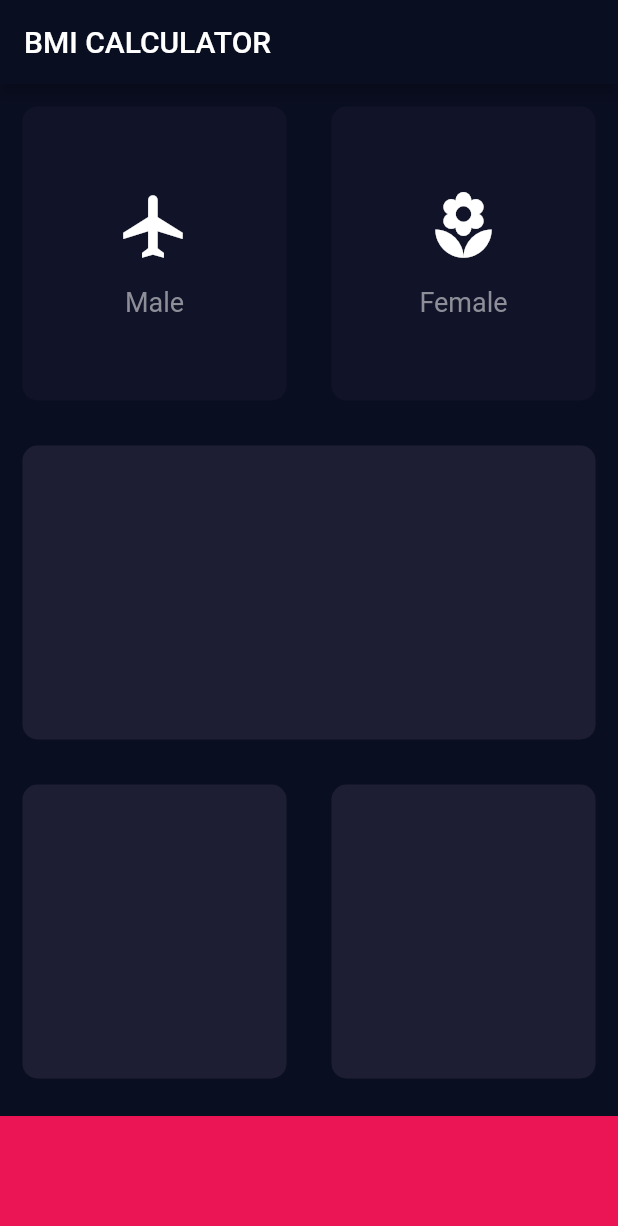
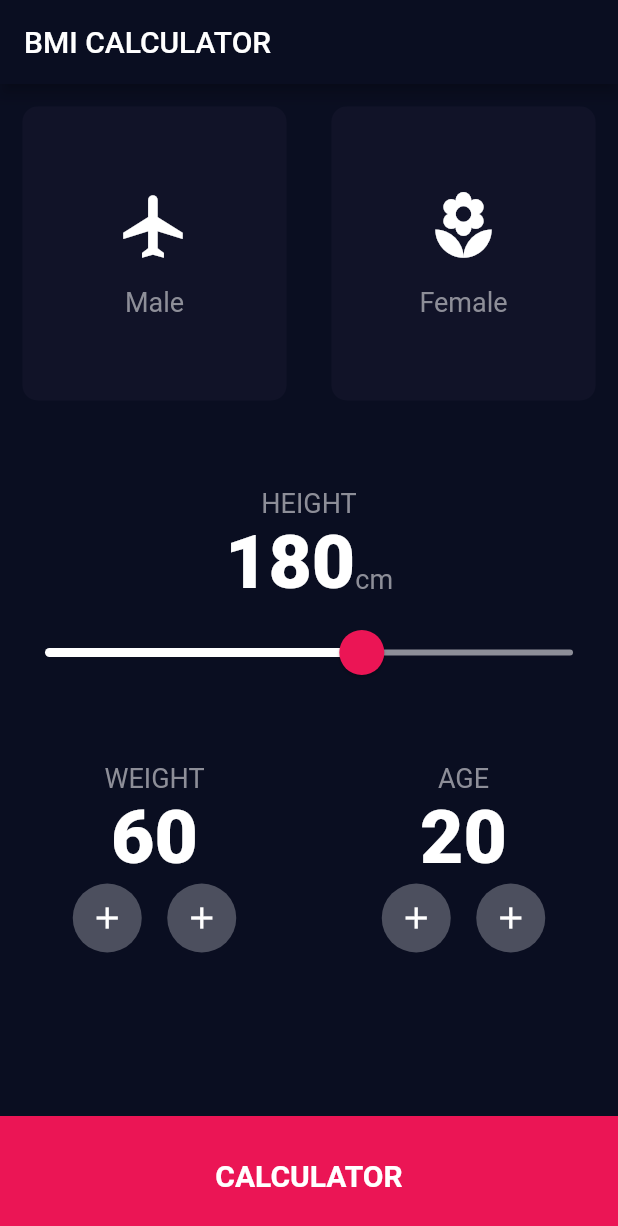
Before and after one commit to shiwam77/bmicalculator, a Flutter app: the screen it shows after launch, on a phone screen of 412 x 824 dp. Shown: the top 1226 px of the screen. Run offline on Flutter 3.47's test engine with Material 2 defaults, Android fonts, the phone set to English and light mode, and no system bars.

Commit message:
Input screen's function is done

```diff
--- a/lib/input_page.dart
+++ b/lib/input_page.dart
@@ -1,8 +1,12 @@
+import 'package:bmicalculator/results_page.dart';
 import 'package:flutter/cupertino.dart';
 import 'package:flutter/material.dart';
 
 const activecardcolour = Color(0xFF1D1E33);
 const inactivecardcolour = Color(0xFF111328);
+int height = 180;
+int weight = 60;
+int age = 20;
 enum Gender { Male, Female }
 
 class InputPage extends StatefulWidget {
@@ -19,6 +23,7 @@ class _InputPageState extends State<InputPage> {
           title: Text('BMI CALCULATOR'),
         ),
         body: Column(
+          crossAxisAlignment: CrossAxisAlignment.stretch,
           children: [
             Expanded(
               child: Row(
@@ -65,28 +70,166 @@ class _InputPageState extends State<InputPage> {
               ),
             ),
             Expanded(
-              child:
-                  GestureDetector(child: Resuablecard(color: activecardcolour)),
+              child: Column(
+                mainAxisAlignment: MainAxisAlignment.center,
+                children: [
+                  Text('HEIGHT',
+                      style: TextStyle(
+                        fontSize: 18,
+                        color: Color(0xFF8D8E98),
+                      )),
+                  Row(
+                    mainAxisAlignment: MainAxisAlignment.center,
+                    crossAxisAlignment: CrossAxisAlignment.baseline,
+                    textBaseline: TextBaseline.alphabetic,
+                    children: [
+                      Text('$height',
+                          style: TextStyle(
+                            fontSize: 50,
+                            fontWeight: FontWeight.w900,
+                          )),
+                      Text(
+                        'cm',
+                        style: TextStyle(
+                          fontSize: 18,
+                          color: Color(0xFF8D8E98),
+                        ),
+                      )
+                    ],
+                  ),
+                  SliderTheme(
+                    data: SliderTheme.of(context).copyWith(
+                      thumbColor: Color(0xFFEB1555),
+                      activeTrackColor: Colors.white,
+                      overlayColor: Color(0x29EB1555),
+                      thumbShape:
+                          RoundSliderThumbShape(enabledThumbRadius: 15.0),
+                      overlayShape:
+                          RoundSliderOverlayShape(overlayRadius: 30.0),
+                    ),
+                    child: Slider(
+                      value: height.toDouble(),
+                      min: 120,
+                      max: 220,
+                      inactiveColor: Color(0xFF8D8E98),
+                      onChanged: (double newValue) {
+                        setState(() {
+                          height = newValue.round();
+                        });
+                      },
+                    ),
+                  )
+                ],
+              ),
             ),
             Expanded(
               child: Row(
                 children: [
                   Expanded(
-                    child: GestureDetector(
-                        child: Resuablecard(color: activecardcolour)),
-                  ),
+                      child: Column(
+                    crossAxisAlignment: CrossAxisAlignment.center,
+                    children: [
+                      Text('WEIGHT',
+                          style: TextStyle(
+                            fontSize: 18,
+                            color: Color(0xFF8D8E98),
+                          )),
+                      Text('$weight',
+                          style: TextStyle(
+                            fontSize: 50,
+                            fontWeight: FontWeight.w900,
+                          )),
+                      Row(
+                        mainAxisAlignment: MainAxisAlignment.center,
+                        children: [
+                          RoundedIconButton(
+                            icon: Icons.add,
+                            onPressed: () {
+                              setState(() {
+                                weight++;
+                              });
+                            },
+                          ),
+                          SizedBox(
+                            width: 15.0,
+                          ),
+                          RoundedIconButton(
+                            icon: Icons.add,
+                            onPressed: () {
+                              setState(() {
+                                weight--;
+                              });
+                            },
+                          ),
+                        ],
+                      ),
+                    ],
+                  )),
                   Expanded(
-                    child: GestureDetector(
-                        child: Resuablecard(color: activecardcolour)),
-                  )
+                      child: Column(
+                    crossAxisAlignment: CrossAxisAlignment.center,
+                    children: [
+                      Text('AGE',
+                          style: TextStyle(
+                            fontSize: 18,
+                            color: Color(0xFF8D8E98),
+                          )),
+                      Text(
+                        '$age',
+                        style: TextStyle(
+                          fontSize: 50,
+                          fontWeight: FontWeight.w900,
+                        ),
+                      ),
+                      Row(
+                        mainAxisAlignment: MainAxisAlignment.center,
+                        children: [
+                          RoundedIconButton(
+                            icon: Icons.add,
+                            onPressed: () {
+                              setState(() {
+                                weight++;
+                              });
+                            },
+                          ),
+                          SizedBox(
+                            width: 15.0,
+                          ),
+                          RoundedIconButton(
+                            icon: Icons.add,
+                            onPressed: () {
+                              setState(() {
+                                weight--;
+                              });
+                            },
+                          ),
+                        ],
+                      ),
+                    ],
+                  ))
                 ],
               ),
             ),
-            Container(
-              color: Color(0xFFEB1555),
-              margin: EdgeInsets.only(top: 10.0),
-              width: double.infinity,
-              height: 80,
+            GestureDetector(
+              onTap: () {
+                Navigator.push(
+                    context,
+                    MaterialPageRoute(
+                        builder: (context) =>
+                            result_page(height, weight, age, selectedGender)));
+              },
+              child: Container(
+                child: Center(
+                  child: Text(
+                    'CALCULATOR',
+                    style: TextStyle(fontSize: 20, fontWeight: FontWeight.w700),
+                  ),
+                ),
+                color: Color(0xFFEB1555),
+                margin: EdgeInsets.only(top: 10.0),
+                width: double.infinity,
+                height: 80,
+              ),
             )
           ],
         ));
@@ -138,3 +281,26 @@ class Resuablecard extends StatelessWidget {
     );
   }
 }
+
+class RoundedIconButton extends StatelessWidget {
+  final IconData icon;
+  int number;
+  Function onPressed;
+  RoundedIconButton({this.icon, this.number, this.onPressed});
+  @override
+  Widget build(BuildContext context) {
+    return RawMaterialButton(
+      fillColor: Color(0xFF4C4F5E),
+      constraints: BoxConstraints.tightFor(
+        width: 46.0,
+        height: 46.0,
+      ),
+      child: Icon(
+        icon,
+      ),
+      shape: CircleBorder(),
+      elevation: 0.0,
+      onPressed: onPressed,
+    );
+  }
+}
```
Also changed, not shown: lib/results_page.dart (added, +84 -0 lines).
